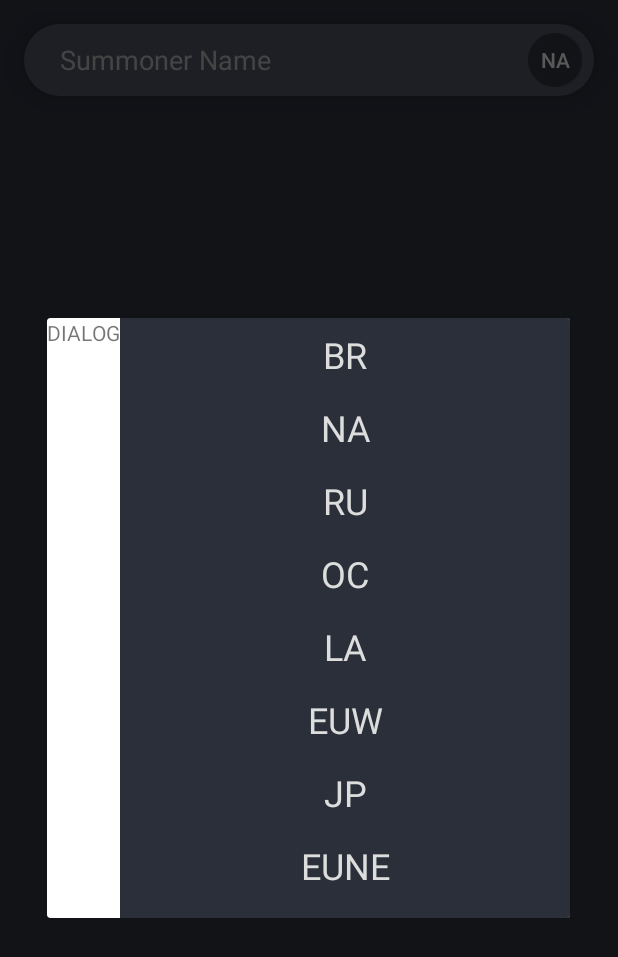
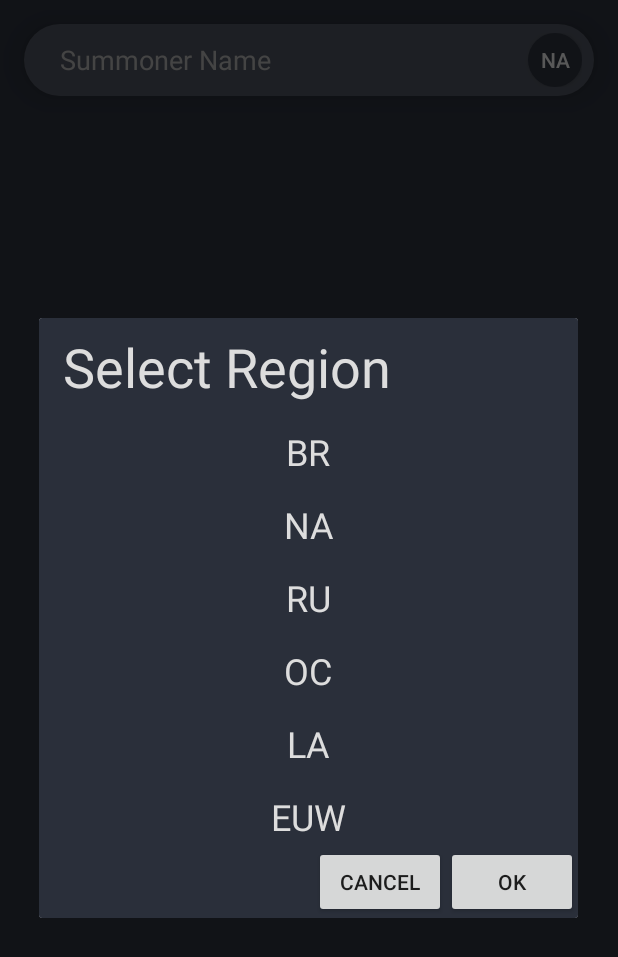
Before and after one commit to fuxiao1790/tft_stat_checker_native, an Android app: the screen it shows after launch (MainActivity), after a tap on "NA", on a phone screen of 412 x 824 dp. Shown: the top 957 px of the screen. Run offline under Robolectric (Android 15) with nearby library versions, the phone set to English and light mode, and no system bars; our stand-ins replace FlexboxLayout, Volley; pictures from the network do not load.

```diff
--- a/app/src/main/java/com/example/tft_stat_checker_native/API.java
+++ b/app/src/main/java/com/example/tft_stat_checker_native/API.java
@@ -141,7 +141,7 @@ class Config{
     private static HashMap<String, String> platforms;
     private static HashMap<String, String> regions;
     private static boolean init = false;
-    public static final String token = "RGAPI-11545f51-510a-4a10-833f-89e9100670cf";
+    public static final String token = "RGAPI-3216d8b8-1a0d-4bad-8df9-d708871dac01";
     public static final String playerIconCDN = "https://ddragon.leagueoflegends.com/cdn/9.24.1/img/profileicon/";
 
     public static void init() {
--- a/app/src/main/java/com/example/tft_stat_checker_native/ChangeRegionDialog.java
+++ b/app/src/main/java/com/example/tft_stat_checker_native/ChangeRegionDialog.java
@@ -1,116 +1,113 @@
     package com.example.tft_stat_checker_native;
 
+    import android.app.AlertDialog;
     import android.app.Dialog;
     import android.content.Context;
     import android.os.Bundle;
     import android.util.Log;
-import android.view.KeyboardShortcutGroup;
     import android.view.LayoutInflater;
-import android.view.Menu;
-import android.view.View;
-import android.view.ViewGroup;
-import android.view.Window;
-import android.widget.TextView;
 
     import androidx.annotation.NonNull;
     import androidx.annotation.Nullable;
+    import androidx.fragment.app.DialogFragment;
     import androidx.recyclerview.widget.LinearLayoutManager;
     import androidx.recyclerview.widget.RecyclerView;
 
+    import android.view.View;
+    import android.view.ViewGroup;
+    import android.widget.Button;
+    import android.widget.TextView;
+
     import java.util.ArrayList;
-import java.util.List;
 
-public class ChangeRegionDialog extends Dialog {
+    public class ChangeRegionDialog extends DialogFragment {
+        private OnDialogConfirmListener onDialogConfirmListener;
 
-    private ArrayList<String> platforms;
-    private String selectedPlatform;
-
-    public ChangeRegionDialog(@NonNull Context context, String selectedPlatform) {
-        super(context);
-        Config.init();
-        this.platforms = new ArrayList<>();
-        Config.getPlatforms().forEach((String key, String value) -> {
-            this.platforms.add(key);
-        });
-        this.selectedPlatform = selectedPlatform;
-    }
-
-    @Override
-    protected void onCreate(Bundle savedInstanceState) {
-        super.onCreate(savedInstanceState);
-        requestWindowFeature(Window.FEATURE_NO_TITLE);
-        setContentView(R.layout.change_region_dialog);
-
-        iniRecyclerView();
-    }
-
-    private void iniRecyclerView() {
-        RecyclerView platformList = findViewById(R.id.region_list);
-        PlatFormListAdapter adapter = new PlatFormListAdapter(getContext(), this.platforms);
-        adapter.setOnRegionSelectListener((int index) -> selectedPlatform = platforms.get(index));
-        platformList.setLayoutManager(new LinearLayoutManager(getContext()));
-        platformList.setAdapter(adapter);
-        platformList.hasFixedSize();
-    }
-
-    public String getSelectedPlatform() { return selectedPlatform; }
-
-    @Override public void onProvideKeyboardShortcuts(List<KeyboardShortcutGroup> data, @Nullable Menu menu, int deviceId) { }
-    @Override public void onPointerCaptureChanged(boolean hasCapture) { }
-}
-
-class PlatFormListAdapter extends RecyclerView.Adapter<PlatformViewHolder> {
-    private ArrayList<String> platformList;
-    private LayoutInflater layoutInflater;
-    private OnRegionSelectListener onRegionSelectListener;
-
-    public PlatFormListAdapter(Context ctx, ArrayList<String> platformList) {
-        this.layoutInflater = LayoutInflater.from(ctx);
-        this.platformList = platformList;
-    }
-
-    public void setOnRegionSelectListener(OnRegionSelectListener onRegionSelectListener) {
-        this.onRegionSelectListener = onRegionSelectListener;
+        public void setOnDialogConfirmListener(OnDialogConfirmListener listener) {
+            this.onDialogConfirmListener = listener;
         }
 
         @NonNull
         @Override
-    public PlatformViewHolder onCreateViewHolder(@NonNull ViewGroup parent, int viewType) {
-        return new PlatformViewHolder(layoutInflater.inflate(R.layout.region_list_item, parent, false), onRegionSelectListener);
+        public Dialog onCreateDialog(@Nullable Bundle savedInstanceState) {
+            AlertDialog.Builder builder = new AlertDialog.Builder(getActivity());
+
+            LayoutInflater inflater = requireActivity().getLayoutInflater();
+            View view = inflater.inflate(R.layout.change_region_dialog, null);
+            builder.setView(view);
+
+            Button okButton = view.findViewById(R.id.ok_button);
+            okButton.setOnClickListener((target) -> {
+                if (this.onDialogConfirmListener != null) {
+                    this.onDialogConfirmListener.onConfirm("");
+                }
+                dismiss();
+            });
+
+            Button cancelButton = view.findViewById(R.id.cancel_button);
+            cancelButton.setOnClickListener((target) -> {
+                dismiss();
+            });
+
+            RecyclerView regionList = view.findViewById(R.id.region_list);
+            regionList.hasFixedSize();
+            regionList.setLayoutManager(new LinearLayoutManager(getContext()));
+
+            ArrayList<String> regions = new ArrayList<>();
+            Config.init();
+            Config.getPlatforms().forEach((key, value) -> {
+                regions.add(key);
+            });
+            RegionListAdapter adapter = new RegionListAdapter(regions, getContext());
+            regionList.setAdapter(adapter);
+
+            return builder.create();
+        }
+    }
+
+    interface OnDialogConfirmListener {
+        void onConfirm(String region);
+    }
+
+    class RegionListAdapter extends RecyclerView.Adapter<RegionListViewHolder> {
+        private ArrayList<String> regions;
+        private LayoutInflater inflater;
+
+        public RegionListAdapter(ArrayList<String> regions, Context ctx) {
+            this.regions = regions;
+            this.inflater = LayoutInflater.from(ctx);
+        }
+
+        @NonNull
+        @Override
+        public RegionListViewHolder onCreateViewHolder(@NonNull ViewGroup parent, int viewType) {
+            return new RegionListViewHolder(inflater.inflate(R.layout.region_list_item, parent, false));
         }
 
         @Override
-    public void onBindViewHolder(@NonNull PlatformViewHolder holder, int position) {
-        holder.getRegion().setText(platformList.get(position));
+        public void onBindViewHolder(@NonNull RegionListViewHolder holder, int position) {
+            holder.getRegionText().setText(regions.get(position));
         }
 
         @Override
         public int getItemCount() {
-        return platformList.size();
+            return regions.size();
         }
     }
 
-class PlatformViewHolder extends RecyclerView.ViewHolder implements View.OnClickListener{
-    private TextView region;
-    private OnRegionSelectListener onRegionSelectListener;
-
-    public PlatformViewHolder(@NonNull View itemView, OnRegionSelectListener listener) {
+    class RegionListViewHolder extends RecyclerView.ViewHolder implements View.OnClickListener {
+        private TextView regionText;
+        public RegionListViewHolder(@NonNull View itemView) {
             super(itemView);
-        this.region = itemView.findViewById(R.id.region_text);
-        this.onRegionSelectListener = listener;
+            this.regionText = itemView.findViewById(R.id.region_text);
         }
 
-    public void setOnRegionSelectListener(OnRegionSelectListener onRegionSelectListener) { this.onRegionSelectListener = onRegionSelectListener; }
-
-    public TextView getRegion() { return region; }
+        public TextView getRegionText() {
+            return regionText;
+        }
 
         @Override
         public void onClick(View view) {
-        Log.d("on click ?", "hello ??");
-        onRegionSelectListener.onSelect(getAdapterPosition());
+            Log.d("REGION LIST ITEM ON CLICK", getLayoutPosition() + "");
         }
     }
-
-interface OnRegionSelectListener {
-    void onSelect(int index);
-}
--- a/app/src/main/java/com/example/tft_stat_checker_native/MainActivity.java
+++ b/app/src/main/java/com/example/tft_stat_checker_native/MainActivity.java
@@ -1,19 +1,19 @@
 package com.example.tft_stat_checker_native;
 
-import androidx.appcompat.widget.PopupMenu;
-import androidx.fragment.app.FragmentManager;
+import androidx.fragment.app.DialogFragment;
+import androidx.fragment.app.FragmentActivity;
 import androidx.recyclerview.widget.LinearLayoutManager;
 import androidx.recyclerview.widget.RecyclerView;
 import androidx.swiperefreshlayout.widget.SwipeRefreshLayout;
 
 import android.app.Activity;
+import android.app.AlertDialog;
 import android.content.DialogInterface;
 import android.content.Intent;
 import android.content.SharedPreferences;
 import android.os.Bundle;
 import android.util.Log;
 import android.view.KeyEvent;
-import android.view.LayoutInflater;
 import android.view.MotionEvent;
 import android.view.View;
 import android.view.ViewGroup;
@@ -37,12 +37,10 @@ import org.json.JSONException;
 import org.json.JSONObject;
 
 import java.util.ArrayList;
-import java.util.HashMap;
 import java.util.HashSet;
-import java.util.Map;
 import java.util.Set;
 
-public class MainActivity extends Activity {
+public class MainActivity extends FragmentActivity {
 
     RequestQueue requestQueue;
     SummonerData summonerData;
@@ -121,12 +119,8 @@ public class MainActivity extends Activity {
     public void iniChangeRegionButton() {
         Button changeRegionButton = findViewById(R.id.change_region_button);
         changeRegionButton.setOnClickListener((view) -> {
-            ChangeRegionDialog dialog = new ChangeRegionDialog(this, this.platform);
-            dialog.setOnDismissListener((arg) -> {
-                this.platform = dialog.getSelectedPlatform();
-                Log.d("selected platform", this.platform);
-            });
-            dialog.show();
+            DialogFragment changeRegionDialog = new ChangeRegionDialog();
+            changeRegionDialog.show(getSupportFragmentManager(), "wtf?");
         });
     }
 
--- a/app/src/main/res/layout/change_region_dialog.xml
+++ b/app/src/main/res/layout/change_region_dialog.xml
@@ -1,28 +1,52 @@
-<?xml version="1.0" encoding="utf-8"?>
-<LinearLayout
-    android:layout_height="wrap_content"
-    android:layout_width="wrap_content"
-    xmlns:android="http://schemas.android.com/apk/res/android" >
+<androidx.constraintlayout.widget.ConstraintLayout xmlns:android="http://schemas.android.com/apk/res/android"
+    xmlns:app="http://schemas.android.com/apk/res-auto"
+    xmlns:tools="http://schemas.android.com/tools"
+    android:orientation="vertical"
+    android:layout_width="match_parent"
+    android:layout_height="match_parent"
+    android:background="@color/colorPrimaryDark"
+    android:minHeight="400dp"
+    android:minWidth="200dp"
+    >
 
     <TextView
+        android:id="@+id/textView"
         android:layout_width="wrap_content"
         android:layout_height="wrap_content"
-        android:text="DIALOG"
+        android:layout_marginStart="16dp"
+        android:layout_marginTop="8dp"
+        android:text="Select Region"
+        android:textColor="@color/textPrimary"
+        android:textSize="36dp"
+        app:layout_constraintStart_toStartOf="parent"
+        app:layout_constraintTop_toTopOf="parent" />
+
+    <androidx.recyclerview.widget.RecyclerView
+        android:id="@+id/region_list"
+        android:layout_width="0dp"
+        android:layout_height="0dp"
+        android:layout_marginTop="8dp"
+        app:layout_constraintBottom_toTopOf="@+id/ok_button"
+        app:layout_constraintEnd_toEndOf="parent"
+        app:layout_constraintStart_toStartOf="parent"
+        app:layout_constraintTop_toBottomOf="@+id/textView">
+    </androidx.recyclerview.widget.RecyclerView>
+
+    <Button
+        android:id="@+id/ok_button"
+        android:layout_width="wrap_content"
+        android:layout_height="wrap_content"
+        android:text="OK"
+        app:layout_constraintBottom_toBottomOf="parent"
+        app:layout_constraintEnd_toEndOf="parent"
         />
 
-    <androidx.recyclerview.widget.RecyclerView
-        xmlns:android="http://schemas.android.com/apk/res/android"
-        android:orientation="vertical"
-        android:layout_width="300dp"
-        android:layout_height="400dp"
-        android:id="@+id/region_list"
-        xmlns:aapt="http://schemas.android.com/aapt"
-        >
-        <aapt:attr name="android:background" >
-            <shape xmlns:android="http://schemas.android.com/apk/res/android">
-                <solid android:color="@color/colorPrimary"/>
-                <corners android:radius="50dp"/>
-            </shape>
-        </aapt:attr>
-    </androidx.recyclerview.widget.RecyclerView>
-</LinearLayout>
+    <Button
+        android:id="@+id/cancel_button"
+        android:layout_width="wrap_content"
+        android:layout_height="wrap_content"
+        android:text="Cancel"
+        app:layout_constraintBottom_toBottomOf="parent"
+        app:layout_constraintEnd_toStartOf="@+id/ok_button" />
+
+</androidx.constraintlayout.widget.ConstraintLayout>
```
Also changed, not shown: app/src/main/java/com/example/tft_stat_checker_native/UnitListAdapter.java (+28 -30 lines), app/src/main/res/layout/participant_list_unit_list_item.xml (+1 -33 lines), app/src/main/res/layout/unit_list_unit_item.xml (added, +15 -0 lines). Lines whose indentation alone changed are shown as unchanged.
